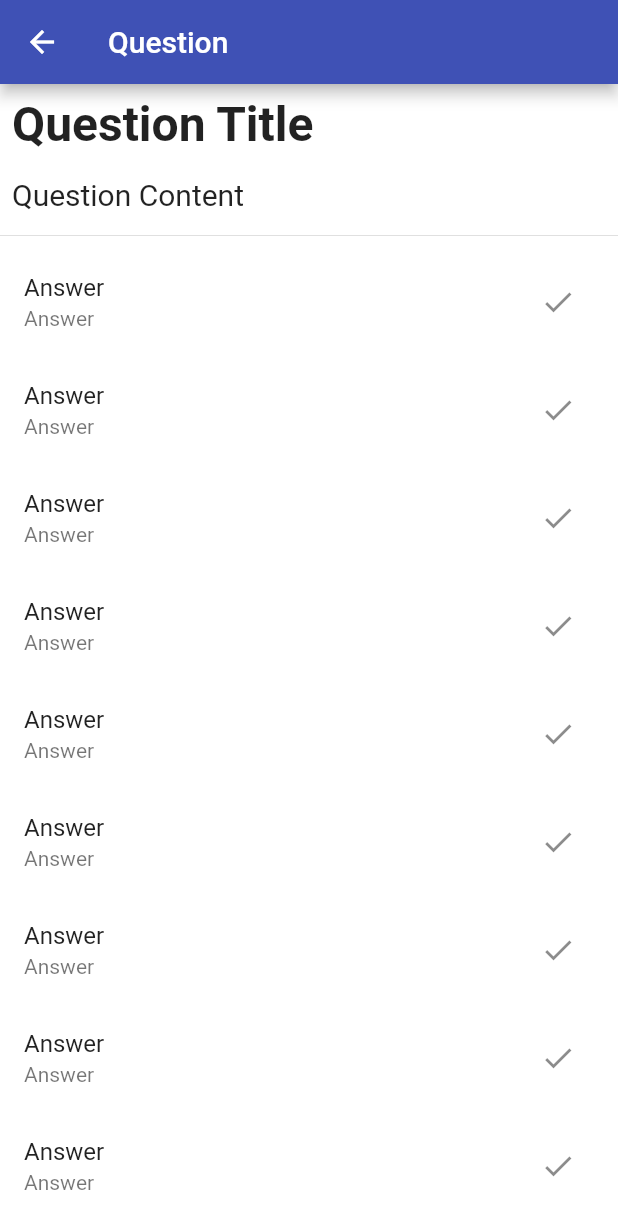
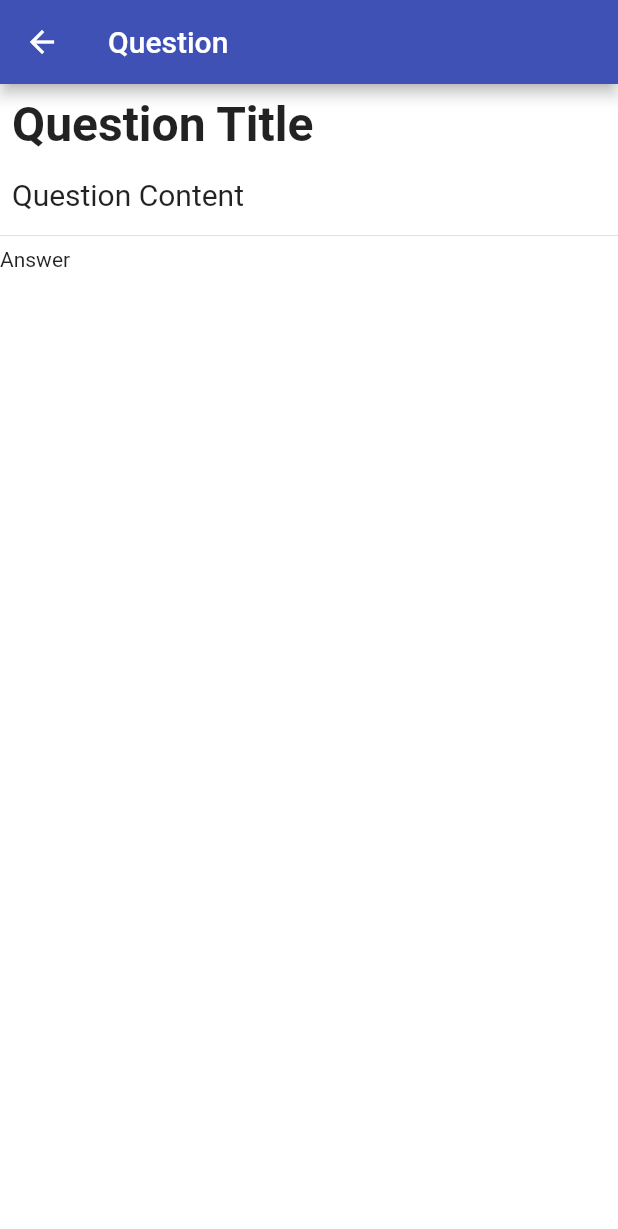
Before and after one commit to RealHack-2-0/Pulse, a Flutter app: the QuestionScreen screen opened directly, on a phone screen of 412 x 824 dp. Shown: the top 1229 px of the screen. Run offline on Flutter 3.47's test engine with Material 2 defaults, Android fonts, the phone set to English and light mode, and no system bars; our stand-ins replace dio, flutter_form_builder, flutter_spinkit.

Commit message:
answer designing started

```diff
--- a/qna-flutter/lib/views/home/home.dart
+++ b/qna-flutter/lib/views/home/home.dart
@@ -16,7 +16,7 @@ class HomePage extends StatelessWidget {
           children: <Widget>[
             QuestionView(title: "How to add a image to Firebase?", subtitle: "10 minutes ago", upVotes: 15,downVotes:3),
             QuestionView(title: "How to center a widget in Flutter?", subtitle: "5 seconds ago", upVotes: 9,downVotes:63),
-            QuestionView(title: "Wauestion", subtitle: "10 hours ago", upVotes: 9,downVotes:3)
+            QuestionView(title: "Can it possible to have good life as a programmer?", subtitle: "10 hours ago", upVotes: 9,downVotes:3)
           ],
         )
       ),
--- /dev/null
+++ b/qna-flutter/lib/views/question/answer.dart
@@ -0,0 +1,10 @@
+import 'package:flutter/material.dart';
+
+class Answer extends StatelessWidget {
+  @override
+  Widget build(BuildContext context) {
+    return Container(
+      child: Text("Answer"),
+    );
+  }
+}
--- a/qna-flutter/lib/views/question/question_screen.dart
+++ b/qna-flutter/lib/views/question/question_screen.dart
@@ -1,4 +1,5 @@
 import 'package:flutter/material.dart';
+import 'package:qna_flutter/views/question/answer.dart';
 
 class QuestionScreen extends StatelessWidget {
   @override
@@ -24,15 +25,7 @@ class QuestionScreen extends StatelessWidget {
             ),
           ),
           Divider(),
-        for (int i in [2,3,5,6,7,4,4,4,4,6])
-          ListTile(
-            title: Text("Answer"),
-            subtitle: Text("Answer"),
-            trailing: IconButton(
-              icon: Icon(Icons.check),
-              onPressed: () {},
-            ),
-          ),
+        Answer(),
         ],
       ),
     );
```
Also changed, not shown: qna-flutter/lib/views/home/question.dart (+7 -34 lines).
